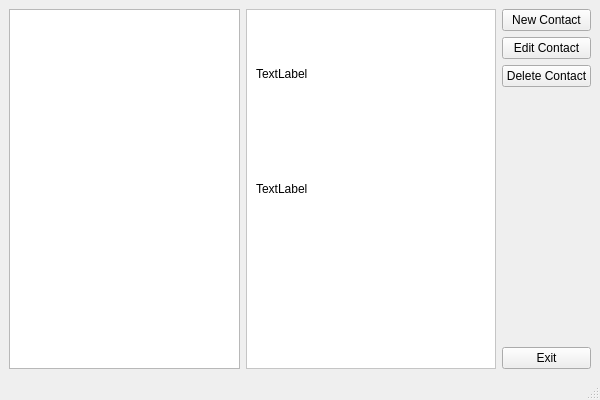
delivite/phonebook, file contacts.ui: the form before one commit.
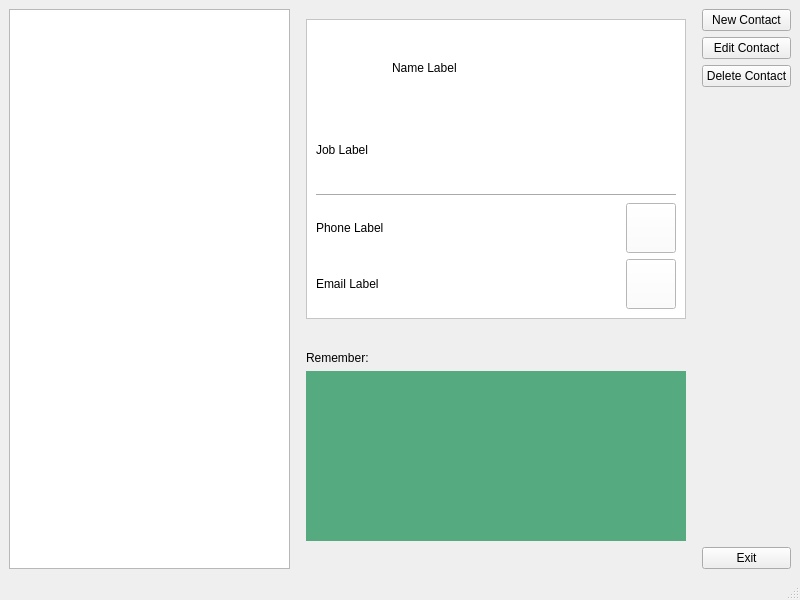
The form after the commit. Icons and pictures are not drawn.

```diff
--- a/contacts.ui
+++ b/contacts.ui
@@ -6,14 +6,14 @@
    <rect>
     <x>0</x>
     <y>0</y>
-    <width>600</width>
-    <height>400</height>
+    <width>800</width>
+    <height>600</height>
    </rect>
   </property>
   <property name="maximumSize">
    <size>
-    <width>600</width>
-    <height>400</height>
+    <width>800</width>
+    <height>600</height>
    </size>
   </property>
   <property name="windowTitle">
@@ -84,7 +84,7 @@
      <widget class="QFrame" name="frame">
       <property name="minimumSize">
        <size>
-        <width>250</width>
+        <width>400</width>
         <height>0</height>
        </size>
       </property>
@@ -95,7 +95,7 @@
        </size>
       </property>
       <property name="styleSheet">
-       <string notr="true">background-color: rgb(255, 255, 255);</string>
+       <string notr="true">background-color: rgba(255, 255, 255, 0);</string>
       </property>
       <property name="frameShape">
        <enum>QFrame::StyledPanel</enum>
@@ -105,29 +105,205 @@
       </property>
       <layout class="QVBoxLayout" name="verticalLayout_2">
        <item>
-        <widget class="QLabel" name="name_show">
+        <widget class="QFrame" name="frame_2">
+         <property name="minimumSize">
+          <size>
+           <width>0</width>
+           <height>300</height>
+          </size>
+         </property>
          <property name="styleSheet">
-          <string notr="true">font: 75 12pt &quot;Segoe Print&quot;;</string>
+          <string notr="true">background-color: rgb(255, 255, 255);</string>
          </property>
-         <property name="text">
-          <string>TextLabel</string>
+         <property name="frameShape">
+          <enum>QFrame::StyledPanel</enum>
          </property>
+         <property name="frameShadow">
+          <enum>QFrame::Raised</enum>
+         </property>
+         <layout class="QVBoxLayout" name="verticalLayout_3">
+          <item>
+           <layout class="QHBoxLayout" name="horizontalLayout">
+            <item>
+             <widget class="QLabel" name="label">
+              <property name="minimumSize">
+               <size>
+                <width>70</width>
+                <height>50</height>
+               </size>
+              </property>
+              <property name="maximumSize">
+               <size>
+                <width>50</width>
+                <height>50</height>
+               </size>
+              </property>
+              <property name="text">
+               <string/>
+              </property>
+              <property name="pixmap">
+               <pixmap resource="resources.qrc">:/img/people_106508.png</pixmap>
+              </property>
+              <property name="scaledContents">
+               <bool>true</bool>
+              </property>
+             </widget>
+            </item>
+            <item>
+             <widget class="QLabel" name="name_show">
+              <property name="styleSheet">
+               <string notr="true">font: 75 14pt &quot;Segoe Print&quot;;</string>
+              </property>
+              <property name="text">
+               <string>Name Label</string>
+              </property>
+             </widget>
+            </item>
+           </layout>
+          </item>
+          <item>
+           <widget class="QLabel" name="job_show">
+            <property name="styleSheet">
+             <string notr="true">
+font: italic 12pt &quot;Calibri&quot;;</string>
+            </property>
+            <property name="text">
+             <string>Job Label</string>
+            </property>
+            <property name="wordWrap">
+             <bool>true</bool>
+            </property>
+           </widget>
+          </item>
+          <item>
+           <widget class="Line" name="line_2">
+            <property name="orientation">
+             <enum>Qt::Horizontal</enum>
+            </property>
+           </widget>
+          </item>
+          <item>
+           <layout class="QHBoxLayout" name="horizontalLayout_2">
+            <item>
+             <widget class="QLabel" name="phone_show">
+              <property name="styleSheet">
+               <string notr="true">font: italic 12pt &quot;Calibri&quot;;</string>
+              </property>
+              <property name="text">
+               <string>Phone Label</string>
+              </property>
+             </widget>
+            </item>
+            <item>
+             <widget class="QPushButton" name="pushButton_2">
+              <property name="maximumSize">
+               <size>
+                <width>50</width>
+                <height>50</height>
+               </size>
+              </property>
+              <property name="text">
+               <string/>
+              </property>
+              <property name="icon">
+               <iconset resource="resources.qrc">
+                <normaloff>:/img/MetroUI-Other-Phone-Alt-icon.png</normaloff>:/img/MetroUI-Other-Phone-Alt-icon.png</iconset>
+              </property>
+              <property name="iconSize">
+               <size>
+                <width>50</width>
+                <height>50</height>
+               </size>
+              </property>
+             </widget>
+            </item>
+           </layout>
+          </item>
+          <item>
+           <layout class="QHBoxLayout" name="horizontalLayout_3">
+            <item>
+             <widget class="QLabel" name="email_show">
+              <property name="styleSheet">
+               <string notr="true">font: italic 12pt &quot;Calibri&quot;;</string>
+              </property>
+              <property name="text">
+               <string>Email Label</string>
+              </property>
+              <property name="wordWrap">
+               <bool>true</bool>
+              </property>
+             </widget>
+            </item>
+            <item>
+             <widget class="QPushButton" name="pushButton">
+              <property name="maximumSize">
+               <size>
+                <width>50</width>
+                <height>50</height>
+               </size>
+              </property>
+              <property name="text">
+               <string/>
+              </property>
+              <property name="icon">
+               <iconset resource="resources.qrc">
+                <normaloff>:/img/Communication-email-icon.png</normaloff>:/img/Communication-email-icon.png</iconset>
+              </property>
+              <property name="iconSize">
+               <size>
+                <width>50</width>
+                <height>50</height>
+               </size>
+              </property>
+             </widget>
+            </item>
+           </layout>
+          </item>
+         </layout>
         </widget>
        </item>
        <item>
-        <widget class="QLabel" name="phone_show">
+        <widget class="Line" name="line">
+         <property name="orientation">
+          <enum>Qt::Horizontal</enum>
+         </property>
+        </widget>
+       </item>
+       <item>
+        <spacer name="verticalSpacer_5">
+         <property name="orientation">
+          <enum>Qt::Vertical</enum>
+         </property>
+         <property name="sizeHint" stdset="0">
+          <size>
+           <width>20</width>
+           <height>40</height>
+          </size>
+         </property>
+        </spacer>
+       </item>
+       <item>
+        <widget class="QLabel" name="label_2">
          <property name="styleSheet">
-          <string notr="true">font: 14pt &quot;Segoe Print&quot;;</string>
+          <string notr="true">font: 75 14pt &quot;Calibri&quot;;</string>
          </property>
          <property name="text">
-          <string>TextLabel</string>
+          <string>Remember:</string>
          </property>
         </widget>
        </item>
        <item>
-        <widget class="QLabel" name="email_show">
+        <widget class="QLabel" name="remember_show">
+         <property name="minimumSize">
+          <size>
+           <width>0</width>
+           <height>170</height>
+          </size>
+         </property>
          <property name="styleSheet">
-          <string notr="true">font: 14pt &quot;Segoe Print&quot;;</string>
+          <string notr="true">font: 12pt &quot;Comic Sans MS&quot;;
+background-color: rgb(85, 170, 127);
+color: rgb(255, 255, 255);</string>
          </property>
          <property name="text">
           <string/>
@@ -137,6 +313,19 @@
          </property>
         </widget>
        </item>
+       <item>
+        <spacer name="verticalSpacer_6">
+         <property name="orientation">
+          <enum>Qt::Vertical</enum>
+         </property>
+         <property name="sizeHint" stdset="0">
+          <size>
+           <width>20</width>
+           <height>40</height>
+          </size>
+         </property>
+        </spacer>
+       </item>
       </layout>
      </widget>
     </item>
```
Left out of the diff: 5 changed lines with no effect on the pictures.
